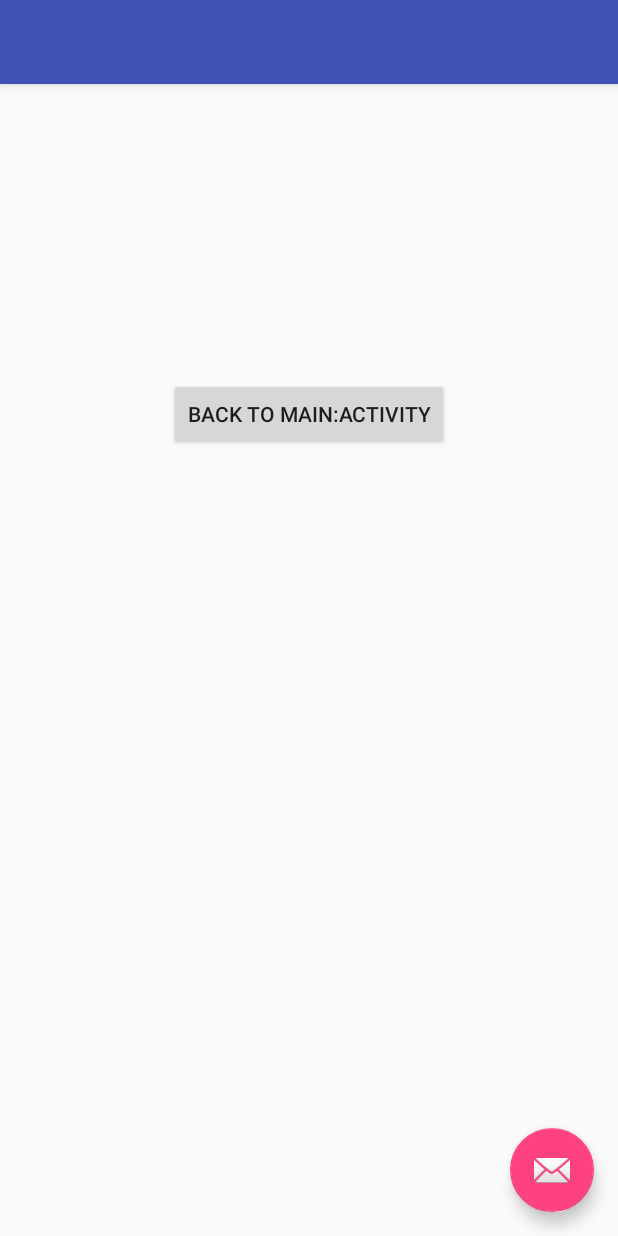
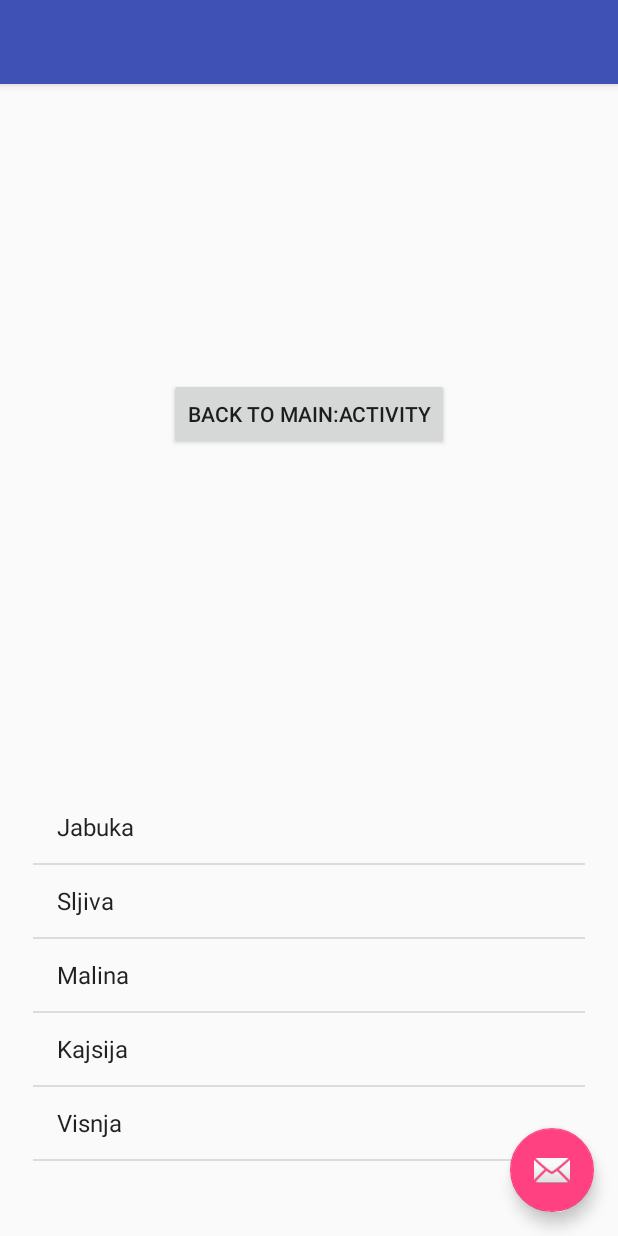
Before and after one commit to acakojic/myapp-android-kotlin, an Android app: the SecondActivity screen opened directly, with no data from a screen before it, on a phone screen of 412 x 824 dp. Run offline under Robolectric (Android 15) with nearby library versions, the phone set to English and light mode, and no system bars.

Commit message:
Added in SecondActivity array with items pushed to ListView, onclick one of items we display that items name in TextView

```diff
--- a/app/src/main/java/com/example/koja/myapplication/SecondActivity.kt
+++ b/app/src/main/java/com/example/koja/myapplication/SecondActivity.kt
@@ -4,13 +4,18 @@ import android.content.Intent
 import android.os.Bundle
 import android.support.design.widget.Snackbar
 import android.support.v7.app.AppCompatActivity
+import android.widget.ArrayAdapter
 import android.widget.Button
+import android.widget.ListView
 import android.widget.TextView
 import com.example.koja.myapplication.R.id.idButton
+import com.example.koja.myapplication.R.id.idListView
 
 import kotlinx.android.synthetic.main.activity_second.*
 
 class SecondActivity : AppCompatActivity() {
+
+    val items = arrayListOf<String>("Jabuka", "Sljiva", "Malina", "Kajsija", "Visnja")
 
     override fun onCreate(savedInstanceState: Bundle?) {
         super.onCreate(savedInstanceState)
@@ -21,7 +26,6 @@ class SecondActivity : AppCompatActivity() {
 
 
         //get textString from MainComponent
-
         val intentText = getIntent()
         val textName = intentText.getStringExtra("textName")
         idTextView.text = textName
@@ -30,6 +34,15 @@ class SecondActivity : AppCompatActivity() {
             val intent = Intent(this, MainActivity::class.java)
             startActivity(intent)
         }
+
+        //ListView
+        val idListView: ListView = findViewById(idListView)
+        val adapter: ArrayAdapter<String> = ArrayAdapter(this, android.R.layout.simple_list_item_1, items)
+        idListView.adapter = adapter
+
+        idListView.setOnItemClickListener { parent, view, position, id ->
+            idTextView.text = items[position]
+        }
     }
 
 }
--- a/app/src/main/res/layout/content_second.xml
+++ b/app/src/main/res/layout/content_second.xml
@@ -30,4 +30,14 @@
         app:layout_constraintTop_toTopOf="parent"
         app:layout_constraintVertical_bias="0.272" />
 
+    <ListView
+        android:id="@+id/idListView"
+        android:layout_width="368dp"
+        android:layout_height="264dp"
+        app:layout_constraintBottom_toBottomOf="parent"
+        app:layout_constraintLeft_toLeftOf="parent"
+        app:layout_constraintRight_toRightOf="parent"
+        app:layout_constraintTop_toTopOf="parent"
+        app:layout_constraintVertical_bias="0.935" />
+
 </android.support.constraint.ConstraintLayout>
```
